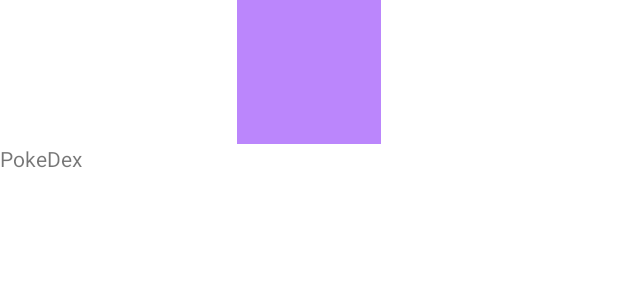
After one commit to Darkware03/PkeDex, an Android app: the layout item_pokemon.xml on its own in the app's theme, with its tools: preview values and no code run, on a phone screen of 412 x 824 dp. The commit adds this screen. Shown: the top 300 px of the screen. Run offline under Robolectric (Android 15) with nearby library versions, the phone set to English and light mode, and no system bars.

Commit message:
se crea vista base para listar los pokemon

```diff
--- /dev/null
+++ b/app/src/main/res/layout/item_pokemon.xml
@@ -0,0 +1,17 @@
+<?xml version="1.0" encoding="utf-8"?>
+<LinearLayout xmlns:android="http://schemas.android.com/apk/res/android"
+    android:layout_width="match_parent"
+    android:layout_height="match_parent"
+    android:orientation="vertical">
+    <ImageView
+        android:id="@+id/fotoImageViewLista"
+        android:background="@color/purple_200"
+        android:layout_width="96dp"
+        android:layout_height="96dp"
+        android:layout_gravity="center_horizontal"/>
+    <TextView
+        android:id="@+id/nombreTextViewLista"
+        android:layout_width="match_parent"
+        android:layout_height="wrap_content"
+        android:text="@string/app_name"/>
+</LinearLayout>
```
Also changed, not shown: app/src/main/res/layout/activity_main.xml (+4 -8 lines).
